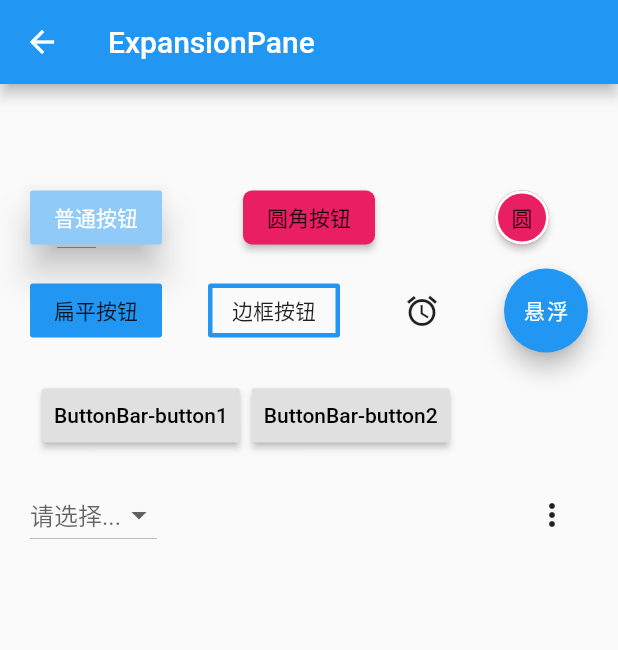
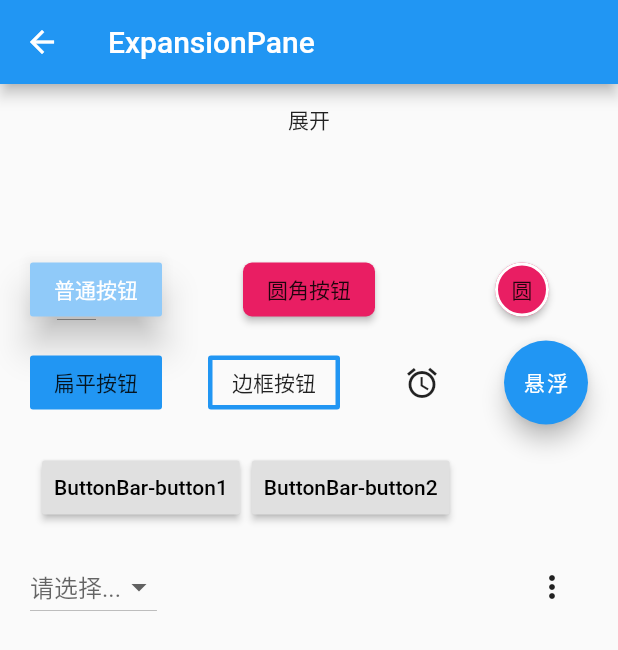
Before and after one commit to liang-notes/flutter_wights, a Flutter app: the ButtonsPage screen opened by its route, on a phone screen of 412 x 824 dp. Shown: the top 650 px of the screen. Run offline on Flutter 3.47's test engine with Material 2 defaults, Android fonts, the phone set to English and light mode, and no system bars.

Commit message:
add expand view

```diff
--- a/lib/buttons/buttonsPage.dart
+++ b/lib/buttons/buttonsPage.dart
@@ -1,4 +1,5 @@
 import 'package:flutter/material.dart';
+import 'package:flutter_widgets/custom/expandable_view.dart';
 
 class ButtonsPage extends StatefulWidget {
   @override
@@ -8,8 +9,18 @@ class ButtonsPage extends StatefulWidget {
 class _ButtonsPageState extends State<ButtonsPage> {
   var value;
 
+  bool _isExpand;
+
+  @override
+  void initState() {
+    _isExpand = false;
+    super.initState();
+  }
+
   @override
   Widget build(BuildContext context) {
+    String longString = '超过最大行数三行的多行文本超过最大行数三行的多行文本超过最大行数三行的多行文本'
+        '超过最大行数三行的多行文本超过最大行数三行的多行文本超过最大行数三行的多行文本超过最大行数三行的多行文本';
     return Scaffold(
       appBar: AppBar(
         title: Text('ExpansionPane'),
@@ -17,6 +28,35 @@ class _ButtonsPageState extends State<ButtonsPage> {
       body: Container(
         child: Column(
           children: <Widget>[
+            Container(
+              child: FlatButton(
+                child: _isExpand ? Text('收起') : Text('展开'),
+                onPressed: () {
+                  setState(() {
+                    _isExpand = !_isExpand;
+                  });
+                },
+              ),
+            ),
+            Container(
+              padding: EdgeInsets.only(left: 200,right: 10),
+              child: ExpandableView(
+                expand: _isExpand,
+                onExpandChanged: (value) {
+                  print('aaaaa====$value');
+                },
+                children: <Widget>[
+                  Container(
+                    color: Colors.yellow,
+                    child: Text(longString),
+                  ),
+                  Container(
+                    color: Colors.yellow,
+                    child: Image.network('http://pic4.nipic.com/20090823/3193830_122340002_2.jpg'),
+                  ),
+                ],
+              ),
+            ),
             Container(
                 child: Text(
                   value ?? '',
@@ -53,10 +93,15 @@ class _ButtonsPageState extends State<ButtonsPage> {
                           context: context,
                           position: RelativeRect.fromLTRB(100, 210, 30, 0),
                           items: [
-                            PopupMenuItem(value: 'sss',child: Text('item1'),),
-                            PopupMenuItem(value: 'ssj',child: Text('item2'),)
-                          ]
-                      );
+                            PopupMenuItem(
+                              value: 'sss',
+                              child: Text('item1'),
+                            ),
+                            PopupMenuItem(
+                              value: 'ssj',
+                              child: Text('item2'),
+                            )
+                          ]);
                     },
                     color: Colors.pink,
                     shape: CircleBorder(
@@ -85,10 +130,15 @@ class _ButtonsPageState extends State<ButtonsPage> {
                             context: context,
                             position: RelativeRect.fromLTRB(100, 280, 30, 0),
                             items: [
-                              PopupMenuItem(value: 'sss',child: Text('item1'),),
-                              PopupMenuItem(value: 'ssj',child: Text('item2'),)
-                            ]
-                        );
+                              PopupMenuItem(
+                                value: 'sss',
+                                child: Text('item1'),
+                              ),
+                              PopupMenuItem(
+                                value: 'ssj',
+                                child: Text('item2'),
+                              )
+                            ]);
                       }),
                   ButtonBar(
                     alignment: MainAxisAlignment.start,
@@ -101,7 +151,7 @@ class _ButtonsPageState extends State<ButtonsPage> {
                     ],
                   ),
                   _dropdownButton,
-                  _popMenuButton
+                  _popMenuButton,
                 ],
               ),
             ),
@@ -160,14 +210,11 @@ class _ButtonsPageState extends State<ButtonsPage> {
 
   /// PopupMenuButton
   Widget get _popMenuButton {
-    return PopupMenuButton(
-        onSelected: (s) {
+    return PopupMenuButton(onSelected: (s) {
       print(s);
-        },
-        onCanceled: () {
+    }, onCanceled: () {
       print('cancel');
-        },
-        itemBuilder: (BuildContext context) {
+    }, itemBuilder: (BuildContext context) {
       List<PopupMenuEntry> list = List<PopupMenuEntry>();
       list.add(PopupMenuItem(
         child: Text('item1'),
@@ -184,7 +231,6 @@ class _ButtonsPageState extends State<ButtonsPage> {
         checked: true,
       ));
       return list;
-        }
-    );
+    });
   }
 }
```
Also changed, not shown: lib/custom/expandable_text.dart (added, +78 -0 lines), lib/custom/expandable_view.dart (added, +101 -0 lines), lib/widgets/image_page.dart (+34 -2 lines), lib/widgets/list_page.dart (+5 -15 lines). Lines whose indentation alone changed are shown as unchanged.
